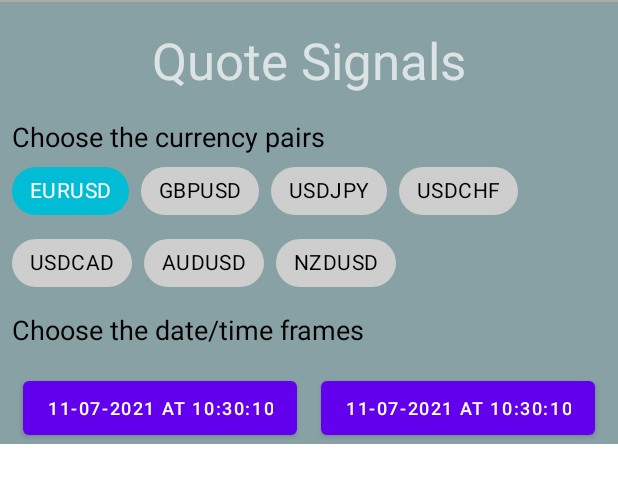
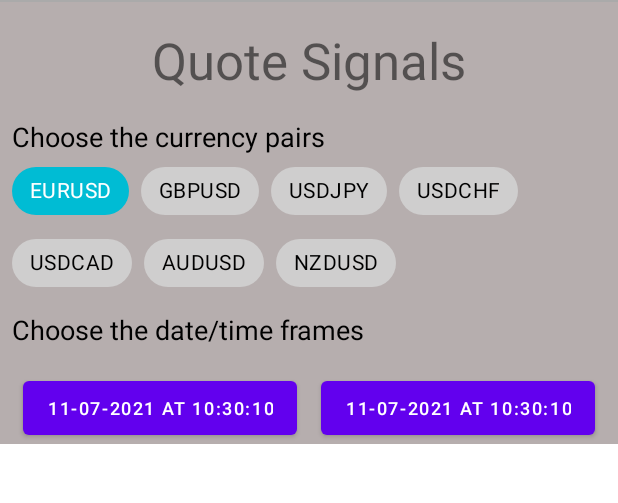
Before and after one commit to Dmitriy1892/PeanutTest, an Android app: the fragment QuotesFragment placed in its activity, on a phone screen of 412 x 824 dp, the part 84-587 px from its top. Run offline under Robolectric (Android 15) with nearby library versions, the phone set to English and light mode, and no system bars; our stand-ins replace Room's generated code, data binding; Roboto replaces fonts that are not available here; 4 statements that could not run were skipped.

Commit message:
Collapsing toolbar in QuotesFragment was added

```diff
--- a/app/src/main/java/com/coldfier/peanuttest/MainActivity.kt
+++ b/app/src/main/java/com/coldfier/peanuttest/MainActivity.kt
@@ -51,8 +51,13 @@ class MainActivity : AppCompatActivity() {
         }
     }
 
+    override fun onBackPressed() {
+        finish()
+    }
+
     fun setMenusVisible() {
         binding.toolbar.menu.findItem(R.id.logout).isVisible = true
         binding.bottomNavigationView.visibility = View.VISIBLE
     }
+
 }
--- a/app/src/main/res/layout/quotes_fragment.xml
+++ b/app/src/main/res/layout/quotes_fragment.xml
@@ -4,25 +4,20 @@
     xmlns:tools="http://schemas.android.com/tools"
     xmlns:app="http://schemas.android.com/apk/res-auto">
 
-    <androidx.constraintlayout.widget.ConstraintLayout
+    <androidx.coordinatorlayout.widget.CoordinatorLayout
         android:layout_width="match_parent"
         android:layout_height="match_parent">
 
     <com.google.android.material.appbar.AppBarLayout
-            android:id="@+id/appBarLayout"
-            android:layout_width="match_parent"
+        android:id="@+id/appbar"
         android:layout_height="wrap_content"
-            android:background="#88A1A5"
-            android:theme="@style/ThemeOverlay.AppCompat.Dark.ActionBar"
-            app:layout_constraintEnd_toEndOf="parent"
-            app:layout_constraintStart_toStartOf="parent"
-            app:layout_constraintTop_toTopOf="parent">
+        android:layout_width="match_parent">
 
         <com.google.android.material.appbar.CollapsingToolbarLayout
             android:id="@+id/collapsingToolbarLayout"
             android:layout_width="match_parent"
             android:layout_height="match_parent"
-                app:contentScrim="?attr/colorPrimary"
+            android:background="#B6AEAE"
             app:layout_scrollFlags="scroll|enterAlways|enterAlwaysCollapsed">
 
             <androidx.constraintlayout.widget.ConstraintLayout
@@ -156,15 +151,17 @@
         </com.google.android.material.appbar.CollapsingToolbarLayout>
     </com.google.android.material.appbar.AppBarLayout>
 
+    <androidx.core.widget.NestedScrollView
+        android:layout_width="match_parent"
+        android:layout_height="match_parent"
+        app:layout_behavior="com.google.android.material.appbar.AppBarLayout$ScrollingViewBehavior">
 
         <androidx.recyclerview.widget.RecyclerView
             android:id="@+id/quotesRecyclerView"
-            android:layout_width="0dp"
-            android:layout_height="0dp"
-            app:layout_constraintBottom_toBottomOf="parent"
-            app:layout_constraintEnd_toEndOf="parent"
-            app:layout_constraintStart_toStartOf="parent"
-            app:layout_constraintTop_toBottomOf="@+id/appBarLayout" />
+            android:layout_width="match_parent"
+            android:layout_height="match_parent" />
+    </androidx.core.widget.NestedScrollView>
 
-    </androidx.constraintlayout.widget.ConstraintLayout>
+
+</androidx.coordinatorlayout.widget.CoordinatorLayout>
 </layout>
```
Lines whose indentation alone changed are shown as unchanged.
